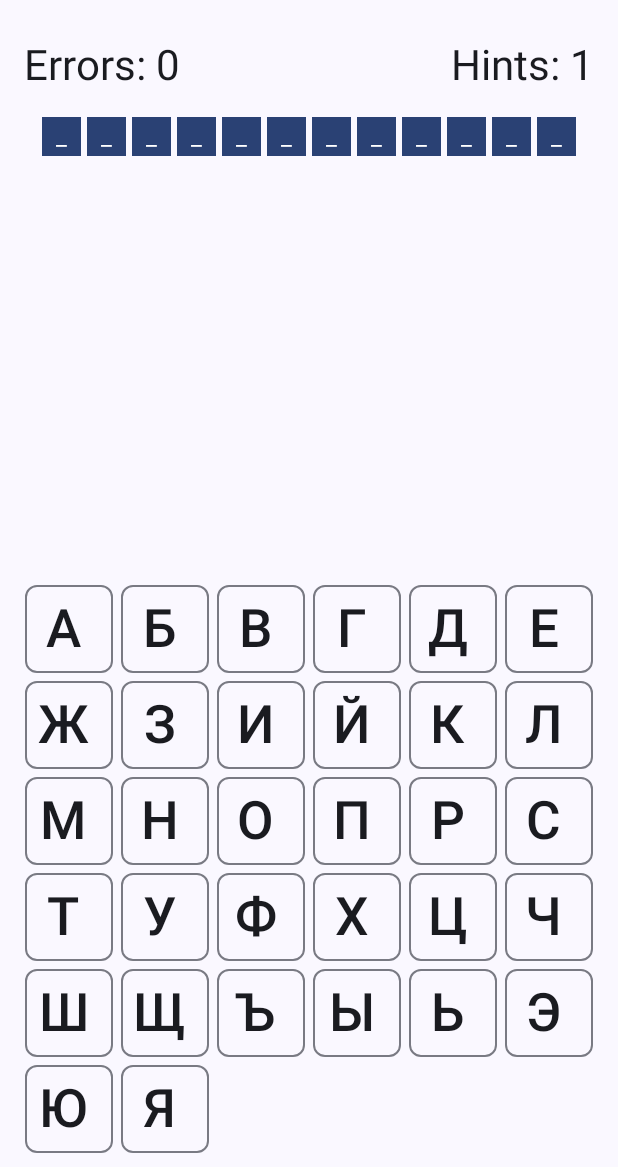
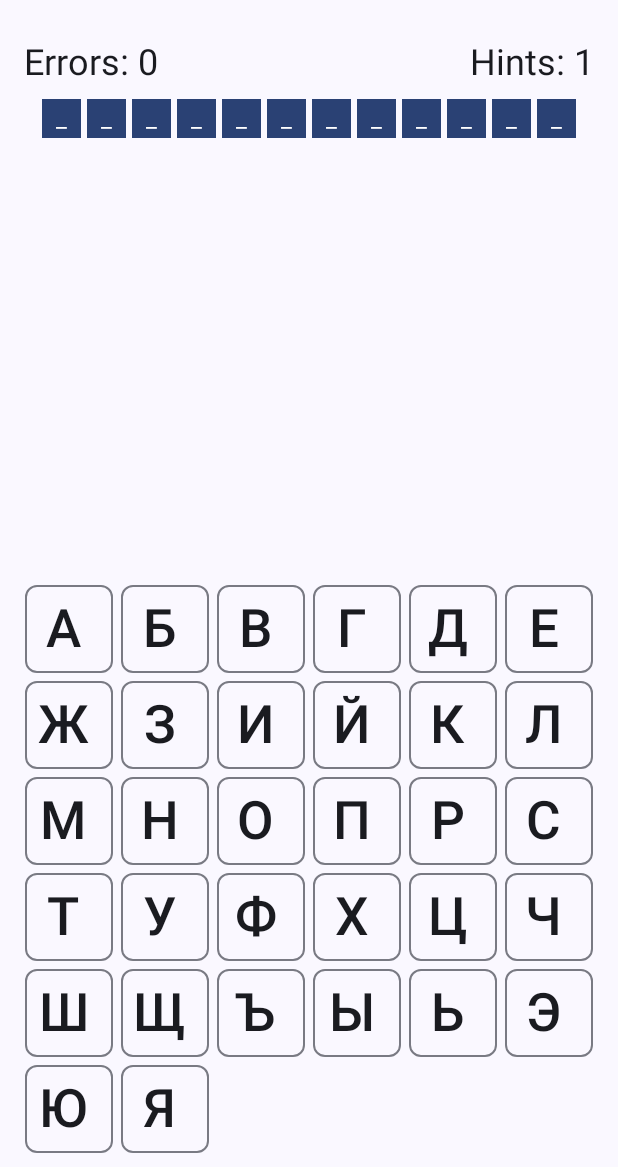
Before and after one commit to chskela/GallowsGame, an Android app built with Jetpack Compose: the screen it shows after launch (MainActivity), on a phone screen of 412 x 824 dp, the part 69-1236 px from its top. Run offline under Robolectric (Android 15) with nearby library versions, the light colour scheme and no system bars; our stand-ins replace Dagger/Hilt's generated code, window size class.

Commit message:
refactor: refactor code main screen

```diff
--- a/app/build.gradle.kts
+++ b/app/build.gradle.kts
@@ -14,8 +14,8 @@ android {
         applicationId = "com.chskela.gallowsgame"
         minSdk = 26
         targetSdk = 33
-        versionCode = 6
-        versionName = "1.4.1"
+        versionCode = 7
+        versionName = "1.4.2"
 
         testInstrumentationRunner = "androidx.test.runner.AndroidJUnitRunner"
         vectorDrawables {
--- a/app/src/main/java/com/chskela/gallowsgame/presentation/screens/main/MainScreen.kt
+++ b/app/src/main/java/com/chskela/gallowsgame/presentation/screens/main/MainScreen.kt
@@ -2,7 +2,6 @@ package com.chskela.gallowsgame.presentation.screens.main
 
 import android.content.res.Configuration
 import androidx.compose.foundation.layout.Arrangement
-import androidx.compose.foundation.layout.Box
 import androidx.compose.foundation.layout.Column
 import androidx.compose.foundation.layout.Row
 import androidx.compose.foundation.layout.Spacer
@@ -11,9 +10,6 @@ import androidx.compose.foundation.layout.fillMaxWidth
 import androidx.compose.foundation.layout.height
 import androidx.compose.foundation.layout.padding
 import androidx.compose.foundation.layout.size
-import androidx.compose.material.icons.Icons
-import androidx.compose.material.icons.rounded.Refresh
-import androidx.compose.material3.Icon
 import androidx.compose.material3.IconButton
 import androidx.compose.material3.LinearProgressIndicator
 import androidx.compose.material3.MaterialTheme
@@ -22,17 +18,19 @@ import androidx.compose.material3.Text
 import androidx.compose.runtime.Composable
 import androidx.compose.ui.Alignment
 import androidx.compose.ui.Modifier
-import androidx.compose.ui.res.painterResource
 import androidx.compose.ui.res.stringResource
 import androidx.compose.ui.tooling.preview.Preview
-import androidx.compose.ui.unit.DpSize
 import androidx.compose.ui.unit.dp
 import com.chskela.gallowsgame.R
 import com.chskela.gallowsgame.presentation.screens.main.models.MainScreenUiState
+import com.chskela.gallowsgame.presentation.ui.components.error.Error
 import com.chskela.gallowsgame.presentation.ui.components.gameoverdialog.GameDialog
+import com.chskela.gallowsgame.presentation.ui.components.icons.HintIcon
+import com.chskela.gallowsgame.presentation.ui.components.icons.RefreshIcon
 import com.chskela.gallowsgame.presentation.ui.components.keyboard.Key
 import com.chskela.gallowsgame.presentation.ui.components.keyboard.KeyboardGrid
 import com.chskela.gallowsgame.presentation.ui.components.mask.Mask
+import com.chskela.gallowsgame.presentation.ui.components.spacers.VerticalSpacer8Dp
 import com.chskela.gallowsgame.presentation.ui.components.topappbar.GallowsTopAppBar
 import com.chskela.gallowsgame.presentation.ui.theme.GallowsGameTheme
 import com.chskela.gallowsgame.utils.WindowInfo
@@ -69,20 +67,12 @@ fun MainScreen(
                 IconButton(
                     onClick = { onEvent(MainScreenEvent.Hint) },
                     enabled = uiState.isHintEnable,
-                ) {
-                    Icon(
-                        painter = painterResource(id = R.drawable.round_help_outline_24),
-                        contentDescription = stringResource(id = R.string.hint),
-                        tint = MaterialTheme.colorScheme.secondary
-                    )
-                }
-                IconButton(onClick = { onEvent(MainScreenEvent.NewGame) }) {
-                    Icon(
-                        imageVector = Icons.Rounded.Refresh,
-                        contentDescription = stringResource(id = R.string.back),
-                        tint = MaterialTheme.colorScheme.secondary
-                    )
-                }
+                    content = { HintIcon() }
+                )
+                IconButton(
+                    onClick = { onEvent(MainScreenEvent.NewGame) },
+                    content = { RefreshIcon() }
+                )
             })
     }) { padding ->
         Column(
@@ -93,39 +83,32 @@ fun MainScreen(
             verticalArrangement = Arrangement.SpaceBetween
         ) {
             if (uiState.error != null) {
-                Box(
-                    contentAlignment = Alignment.Center,
-                    modifier = Modifier.fillMaxSize()
-                ) {
-                    Text(text = uiState.error)
-                }
+                Error(error = uiState.error)
             } else {
                 Row(modifier = Modifier.weight(0.5f)) {
                     if (uiState.isLoading) {
                         LinearProgressIndicator(
                             modifier = Modifier
                                 .fillMaxWidth()
-                                .height(4.dp),
-                            color = MaterialTheme.colorScheme.primary
+                                .height(4.dp)
                         )
                     } else {
                         Column(modifier = Modifier.padding(horizontal = 16.dp)) {
-                            Spacer(modifier = Modifier.height(8.dp))
+                            VerticalSpacer8Dp()
                             Row(
                                 modifier = Modifier.fillMaxWidth(),
                                 horizontalArrangement = Arrangement.SpaceBetween
                             ) {
                                 Text(
                                     text = stringResource(R.string.attempts, uiState.attempts),
-                                    style = MaterialTheme.typography.headlineMedium
+                                    style = MaterialTheme.typography.headlineSmall
                                 )
                                 Text(
                                     text = stringResource(R.string.hints, uiState.hints),
-                                    style = MaterialTheme.typography.headlineMedium
+                                    style = MaterialTheme.typography.headlineSmall
                                 )
-
                             }
-                            Spacer(modifier = Modifier.height(16.dp))
+                            VerticalSpacer8Dp()
                             Mask(mask = uiState.mask)
                         }
                     }
@@ -137,7 +120,7 @@ fun MainScreen(
                     verticalAlignment = Alignment.Bottom
                 ) {
                     if (uiState.alphabet.isNotEmpty()) {
-                        val (height, width) = calculateSizeItem(windowInfo, uiState.alphabet.size)
+                        val size = calculateSizeItem(windowInfo, uiState.alphabet.size)
 
                         KeyboardGrid {
                             uiState.alphabet.map { letter ->
@@ -148,13 +131,13 @@ fun MainScreen(
                                     letter = letter,
                                     enabled = !isUsed,
                                     isCorrectLetter = isCorrectLetter,
-                                    size = DpSize(width = width, height = height),
+                                    size = size,
                                     onClick = { onEvent(MainScreenEvent.InputChar(letter)) })
                             }
                         }
                     }
                 }
-                Spacer(modifier = Modifier.height(8.dp))
+                VerticalSpacer8Dp()
             }
         }
     }
--- /dev/null
+++ b/app/src/main/java/com/chskela/gallowsgame/presentation/ui/components/error/Error.kt
@@ -0,0 +1,18 @@
+package com.chskela.gallowsgame.presentation.ui.components.error
+
+import androidx.compose.foundation.layout.Box
+import androidx.compose.foundation.layout.fillMaxSize
+import androidx.compose.material3.Text
+import androidx.compose.runtime.Composable
+import androidx.compose.ui.Alignment
+import androidx.compose.ui.Modifier
+
+@Composable
+fun Error(error: String) {
+    Box(
+        contentAlignment = Alignment.Center,
+        modifier = Modifier.fillMaxSize()
+    ) {
+        Text(text = error)
+    }
+}
--- /dev/null
+++ b/app/src/main/java/com/chskela/gallowsgame/presentation/ui/components/icons/HintIcon.kt
@@ -0,0 +1,17 @@
+package com.chskela.gallowsgame.presentation.ui.components.icons
+
+import androidx.compose.material3.Icon
+import androidx.compose.material3.MaterialTheme
+import androidx.compose.runtime.Composable
+import androidx.compose.ui.res.painterResource
+import androidx.compose.ui.res.stringResource
+import com.chskela.gallowsgame.R
+
+@Composable
+fun HintIcon() {
+    Icon(
+        painter = painterResource(id = R.drawable.hint),
+        contentDescription = stringResource(id = R.string.hint),
+        tint = MaterialTheme.colorScheme.secondary
+    )
+}
--- /dev/null
+++ b/app/src/main/java/com/chskela/gallowsgame/presentation/ui/components/icons/RefreshIcon.kt
@@ -0,0 +1,18 @@
+package com.chskela.gallowsgame.presentation.ui.components.icons
+
+import androidx.compose.material.icons.Icons
+import androidx.compose.material.icons.rounded.Refresh
+import androidx.compose.material3.Icon
+import androidx.compose.material3.MaterialTheme
+import androidx.compose.runtime.Composable
+import androidx.compose.ui.res.stringResource
+import com.chskela.gallowsgame.R
+
+@Composable
+fun RefreshIcon() {
+    Icon(
+        imageVector = Icons.Rounded.Refresh,
+        contentDescription = stringResource(id = R.string.back),
+        tint = MaterialTheme.colorScheme.secondary
+    )
+}
--- a/app/src/main/java/com/chskela/gallowsgame/presentation/ui/components/mask/Mask.kt
+++ b/app/src/main/java/com/chskela/gallowsgame/presentation/ui/components/mask/Mask.kt
@@ -6,10 +6,8 @@ import androidx.compose.foundation.layout.Arrangement
 import androidx.compose.foundation.layout.Box
 import androidx.compose.foundation.layout.BoxWithConstraints
 import androidx.compose.foundation.layout.Row
-import androidx.compose.foundation.layout.Spacer
 import androidx.compose.foundation.layout.aspectRatio
 import androidx.compose.foundation.layout.fillMaxWidth
-import androidx.compose.foundation.layout.size
 import androidx.compose.foundation.layout.sizeIn
 import androidx.compose.material3.MaterialTheme
 import androidx.compose.material3.Text
@@ -19,6 +17,7 @@ import androidx.compose.ui.Modifier
 import androidx.compose.ui.tooling.preview.Preview
 import androidx.compose.ui.unit.dp
 import androidx.compose.ui.unit.sp
+import com.chskela.gallowsgame.presentation.ui.components.spacers.HorizontalSpacer4Dp
 import com.chskela.gallowsgame.presentation.ui.theme.GallowsGameTheme
 import com.chskela.gallowsgame.utils.animation.shake.rememberShakeController
 import com.chskela.gallowsgame.utils.animation.shake.shake
@@ -45,7 +44,7 @@ fun Mask(modifier: Modifier = Modifier, mask: String) {
                     )
                 }
                 if (index != mask.lastIndex) {
-                    Spacer(modifier = Modifier.size(4.dp))
+                    HorizontalSpacer4Dp()
                 }
             }
         }
--- /dev/null
+++ b/app/src/main/java/com/chskela/gallowsgame/presentation/ui/components/spacers/HorizontalSpacer.kt
@@ -0,0 +1,18 @@
+package com.chskela.gallowsgame.presentation.ui.components.spacers
+
+import androidx.compose.foundation.layout.Spacer
+import androidx.compose.foundation.layout.width
+import androidx.compose.runtime.Composable
+import androidx.compose.ui.Modifier
+import androidx.compose.ui.unit.Dp
+import androidx.compose.ui.unit.dp
+
+@Composable
+fun HorizontalSpacer(width: Dp) {
+    Spacer(modifier = Modifier.width(width = width))
+}
+
+@Composable
+fun HorizontalSpacer4Dp() {
+    HorizontalSpacer(width = 4.dp)
+}
--- /dev/null
+++ b/app/src/main/java/com/chskela/gallowsgame/presentation/ui/components/spacers/VerticalSpacer.kt
@@ -0,0 +1,18 @@
+package com.chskela.gallowsgame.presentation.ui.components.spacers
+
+import androidx.compose.foundation.layout.Spacer
+import androidx.compose.foundation.layout.height
+import androidx.compose.runtime.Composable
+import androidx.compose.ui.Modifier
+import androidx.compose.ui.unit.Dp
+import androidx.compose.ui.unit.dp
+
+@Composable
+fun VerticalSpacer(height: Dp) {
+    Spacer(modifier = Modifier.height(height = height))
+}
+
+@Composable
+fun VerticalSpacer8Dp() {
+    VerticalSpacer(height = 8.dp)
+}
```
Also changed, not shown: app/src/main/res/drawable/hint.xml (renamed from app/src/main/res/drawable/round_help_outline_24.xml).
